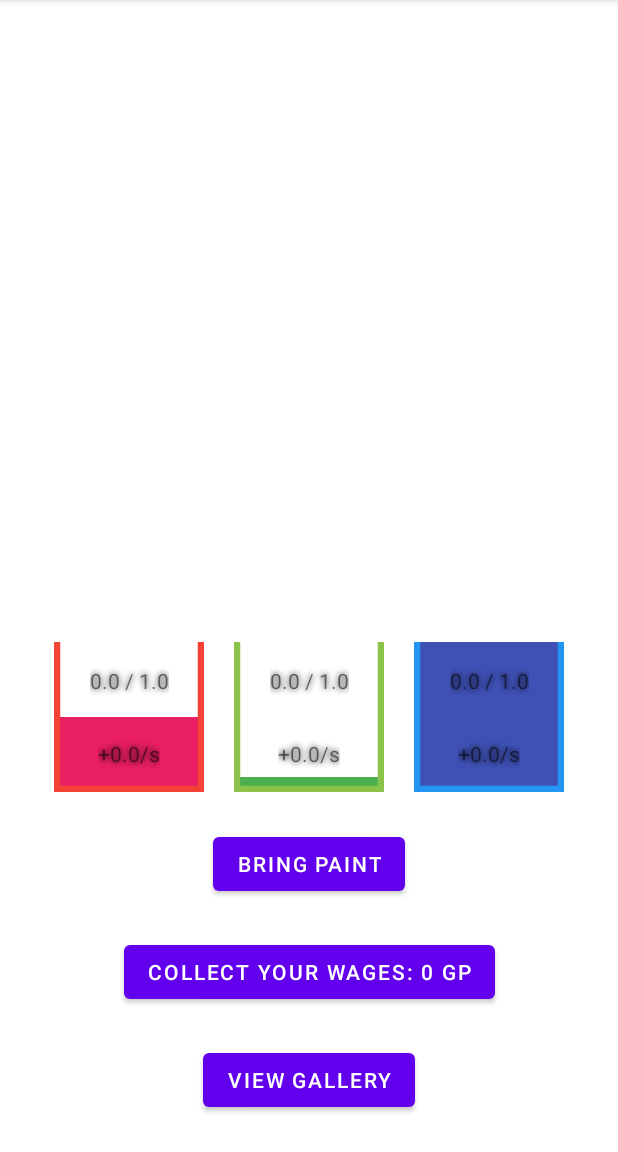
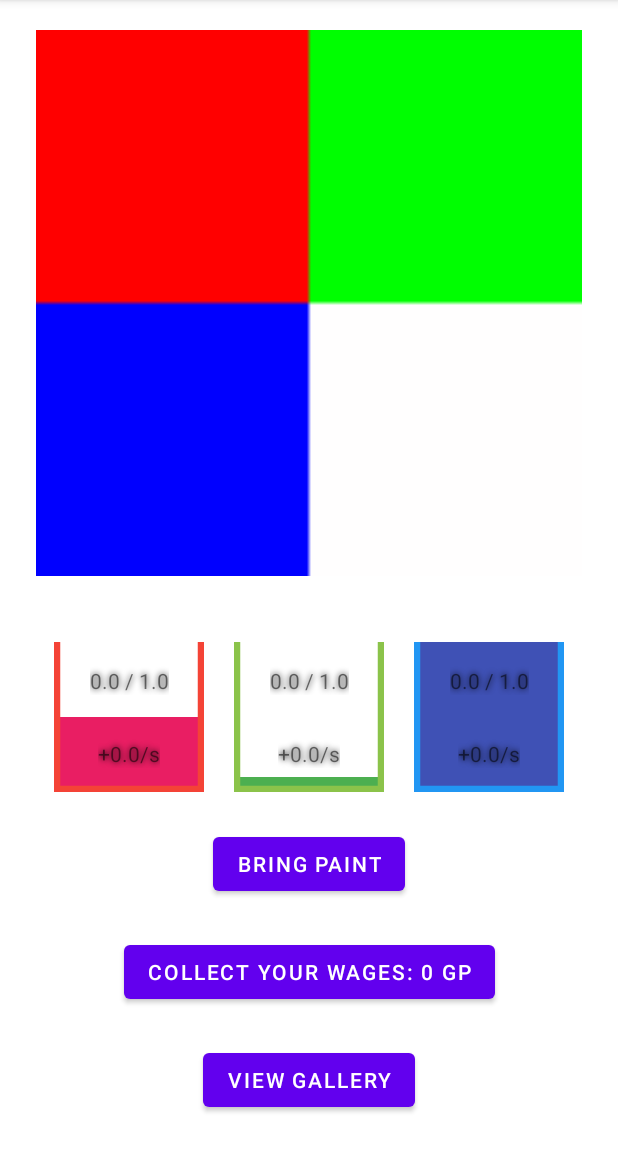
Before and after one commit to Tymon13/Lab3-Artists-Apprentice, an Android app: the fragment WorkshopFragment shown on its own in the app's theme, on a phone screen of 412 x 824 dp, the part 84-1236 px from its top. Run offline under Robolectric (Android 15) with nearby library versions, the phone set to English and light mode, and no system bars; our stand-ins replace navigation-ui; 19 statements that could not run were skipped.

Commit message:
Add a tutorial image to workshop view
That was surprisingly difficult. Turns out every single class wants to
do scaling better than me, so presenting pixel "art" took some
tweaking.

```diff
--- a/app/src/main/java/pl/edu/pwr/lab3/i238162/ui/workshop/WorkshopFragment.java
+++ b/app/src/main/java/pl/edu/pwr/lab3/i238162/ui/workshop/WorkshopFragment.java
@@ -1,10 +1,13 @@
 package pl.edu.pwr.lab3.i238162.ui.workshop;
 
+import android.graphics.Bitmap;
+import android.graphics.BitmapFactory;
 import android.os.Bundle;
 import android.util.Log;
 import android.view.LayoutInflater;
 import android.view.View;
 import android.view.ViewGroup;
+import android.widget.ImageView;
 
 import androidx.annotation.NonNull;
 import androidx.fragment.app.Fragment;
@@ -15,13 +18,14 @@ import pl.edu.pwr.lab3.i238162.Colour;
 import pl.edu.pwr.lab3.i238162.GameController;
 import pl.edu.pwr.lab3.i238162.MainActivity;
 import pl.edu.pwr.lab3.i238162.R;
+import pl.edu.pwr.lab3.i238162.ui.UiUpdatable;
 import pl.edu.pwr.lab3.i238162.ui.main.PaintBucketViewHolder;
-import pl.edu.pwr.lab3.i238162.ui.UiUpdatable;
 
 public class WorkshopFragment extends Fragment implements UiUpdatable {
     private WorkshopViewModel workshopViewModel;
     private GameController controller;
     private MainActivity parentActivity;
+    private ImageView currentPainting;
     private double maxFillLevelHeight;
 
     public View onCreateView(@NonNull LayoutInflater inflater, ViewGroup container, Bundle savedInstanceState) {
@@ -32,6 +36,7 @@ public class WorkshopFragment extends Fragment implements UiUpdatable {
         controller = parentActivity.getController();
         maxFillLevelHeight = parentActivity.getResources().getDimensionPixelSize(R.dimen.bucket_height);
 
+        currentPainting = root.findViewById(R.id.current_painting);
         root.findViewById(R.id.contribute_paint_button).setOnClickListener(this::onContributePaintButtonClick);
         updateUi();
 
@@ -55,6 +60,15 @@ public class WorkshopFragment extends Fragment implements UiUpdatable {
     @Override
     public void updateUi() {
         updateBuckets();
+        updatePainting();
+    }
+
+    private void updatePainting() {
+        BitmapFactory.Options options = new BitmapFactory.Options();
+        options.inScaled = false;
+        Bitmap img = BitmapFactory.decodeResource(getResources(), R.drawable.painting_tutorial, options);
+        img = Bitmap.createScaledBitmap(img, 128, 128, false);
+        currentPainting.setImageBitmap(img);
     }
 
     private void updateBuckets() {
```
Also changed, not shown: app/src/main/res/drawable-v24/painting_tutorial.png (added).
